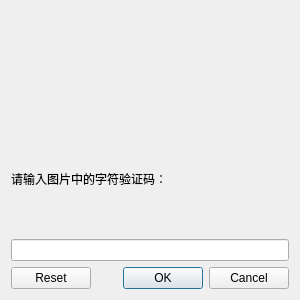
Above: presentation/dialogs/graphcaptchawindow/graphcaptchawindow.ui from wtalioy/JustConnect before the change. Below: the same form after it.
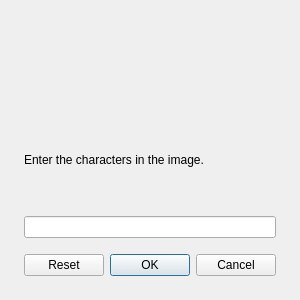
That is the form after the change. Custom widgets are drawn as their Qt base class.

What changed in the file:
```diff
--- a/presentation/dialogs/graphcaptchawindow/graphcaptchawindow.ui
+++ b/presentation/dialogs/graphcaptchawindow/graphcaptchawindow.ui
@@ -20,7 +20,10 @@
    <item>
     <widget class="QLabel" name="codeLabel">
      <property name="text">
-      <string>请输入图片中的字符验证码：</string>
+      <string>Enter the characters in the image.</string>
+     </property>
+     <property name="wordWrap">
+      <bool>true</bool>
      </property>
     </widget>
    </item>
@@ -41,6 +44,21 @@
      </property>
     </widget>
    </item>
+   <property name="spacing">
+    <number>16</number>
+   </property>
+   <property name="leftMargin">
+    <number>24</number>
+   </property>
+   <property name="rightMargin">
+    <number>24</number>
+   </property>
+   <property name="topMargin">
+    <number>24</number>
+   </property>
+   <property name="bottomMargin">
+    <number>24</number>
+   </property>
   </layout>
  </widget>
   <customwidgets>
```
Left out of the diff: 13 changed lines with no effect on the pictures. Lines whose indentation alone changed are shown as unchanged.
